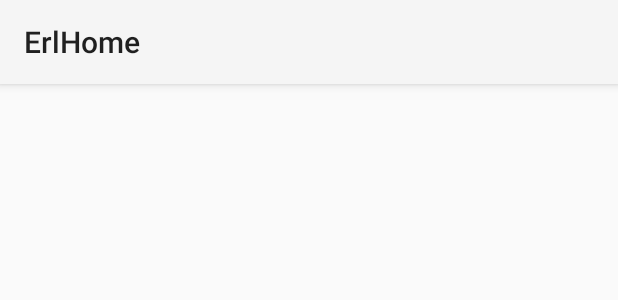
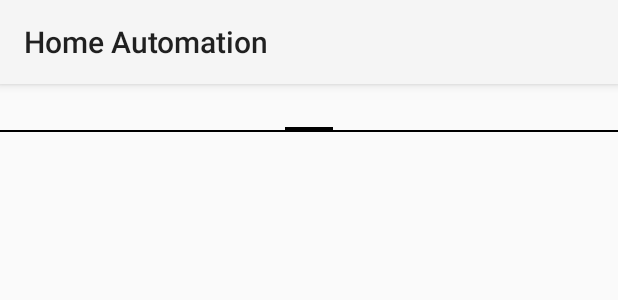
Before and after one commit to pvalsecc/erlhome, an Android app: the layout activity_floors.xml on its own in the app's theme, with its tools: preview values and no code run, on a phone screen of 412 x 824 dp. Shown: the top 300 px of the screen. Run offline under Robolectric (Android 15) with nearby library versions, the phone set to English and light mode, and no system bars.

Commit message:
Android: added tab title

```diff
--- a/android/ErlHome/app/src/main/res/layout/activity_floors.xml
+++ b/android/ErlHome/app/src/main/res/layout/activity_floors.xml
@@ -1,4 +1,8 @@
 <android.support.v4.view.ViewPager xmlns:android="http://schemas.android.com/apk/res/android"
     xmlns:tools="http://schemas.android.com/tools" android:id="@+id/pager"
     android:layout_width="match_parent" android:layout_height="match_parent"
-    tools:context=".FloorsActivity" />
+    tools:context=".FloorsActivity">
+    <android.support.v4.view.PagerTabStrip
+        android:layout_width="match_parent"
+        android:layout_height="wrap_content"/>
+</android.support.v4.view.ViewPager>
--- a/android/ErlHome/app/src/main/res/values/strings.xml
+++ b/android/ErlHome/app/src/main/res/values/strings.xml
@@ -1,7 +1,5 @@
 <resources>
-    <string name="app_name">ErlHome</string>
-
-    <string name="hello_world">Hello world!</string>
+    <string name="app_name">Home Automation</string>
 
     <string name="action_settings">Settings</string>
 </resources>
```
Also changed, not shown: android/ErlHome/app/src/main/java/ch/thus/erlhome/FloorsPagerAdapter.java (+6 -1 lines).
